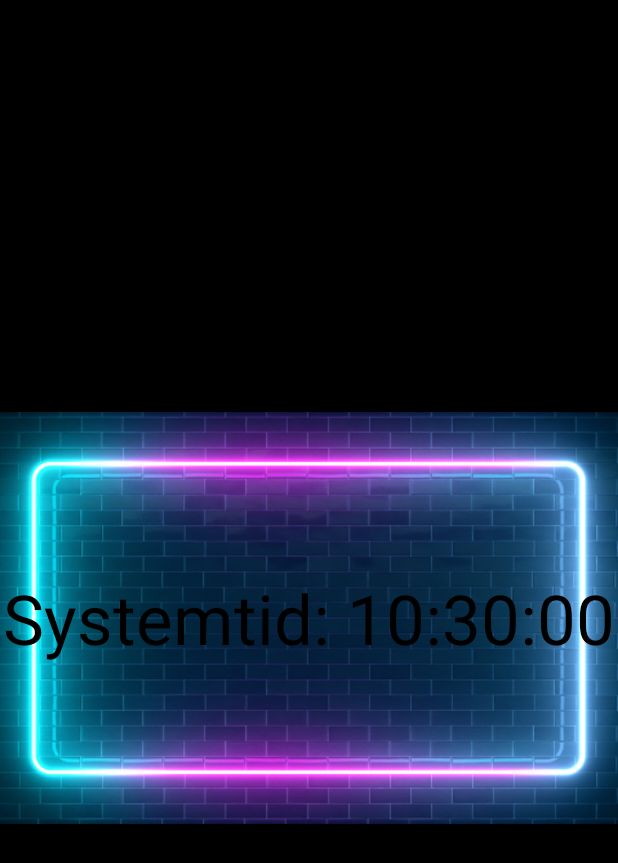
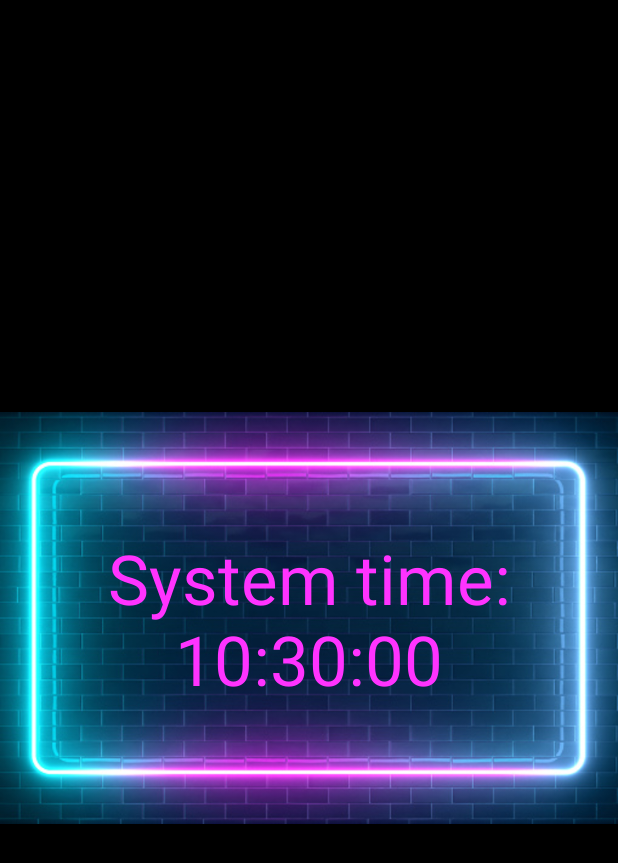
Before and after one commit to jekolsh/NTPTime, an Android app: the screen it shows after launch (MainActivity), on a phone screen of 412 x 824 dp. Shown: the top 863 px of the screen. Run offline under Robolectric (Android 15) with nearby library versions, the phone set to English and light mode, and no system bars; libraries missing offline, so code that uses them is left out: org.apache.commons; 1 statement that could not run was skipped.

Commit message:
small changes

```diff
--- a/app/src/main/java/com/example/ntptime/MainActivity.java
+++ b/app/src/main/java/com/example/ntptime/MainActivity.java
@@ -26,19 +26,14 @@ public class MainActivity extends AppCompatActivity {
         super.onCreate(savedInstanceState);
         setContentView(R.layout.activity_main);
         timeFormat = new SimpleDateFormat("HH:mm:ss");
-
         timeTextView = findViewById(R.id.timeTextView);
-        ImageView imageView = findViewById(R.id.imageView);
-
-        // Sätt bakgrundsbild
-        //imageView.setBackgroundResource(R.drawable.bild3);
 
         handler = new Handler();
 
-        // Uppdatera tid vid start
+        // Update tid when starting
         getSystemTime();
 
-        // Uppdatera varje sekund
+        // Update every sec
         handler.postDelayed(new Runnable() {
             @Override
             public void run() {
@@ -47,20 +42,20 @@ public class MainActivity extends AppCompatActivity {
                 } else {
                     getSystemTime();
                 }
-                handler.postDelayed(this, 1000); // Uppdatera varje sekund
+                handler.postDelayed(this, 1000);
             }
         }, 1000);
     }
 
-    // Funktion för att hämta systemtid
+    // Function to get system time
     private void getSystemTime() {
         Date date = new Date(System.currentTimeMillis());
         String time = timeFormat.format(date);
-        timeTextView.setText("Systemtid: " + time);
-        timeTextView.setTextColor(Color.BLACK);
+        timeTextView.setText("System time: " + time);
+        timeTextView.setTextColor(Color.parseColor("#FF33FF"));
     }
 
-    // Funktion för att hämta nätverkstid
+    // Function to get network time
     private void getNetworkTime() {
         NTPUDPClient client = new NTPUDPClient();
         Thread networkTimeThread = new Thread(new Runnable() {
@@ -87,7 +82,7 @@ public class MainActivity extends AppCompatActivity {
         networkTimeThread.start();
     }
 
-    // Funktion för kontroll av nätverkstillgänglighet
+    //Function for checking network availability
     private boolean isNetworkAvailable() {
         ConnectivityManager connectivityManager = (ConnectivityManager) getSystemService(CONNECTIVITY_SERVICE);
         if (connectivityManager != null) {
```
